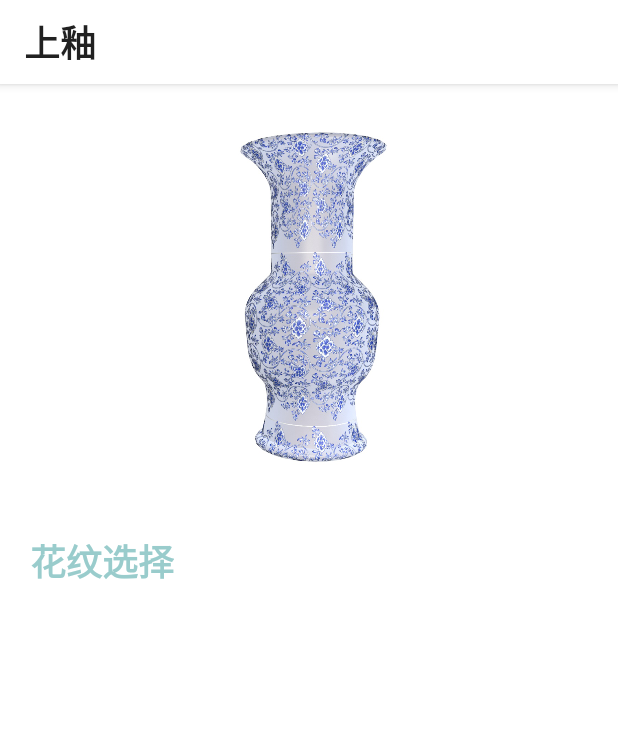
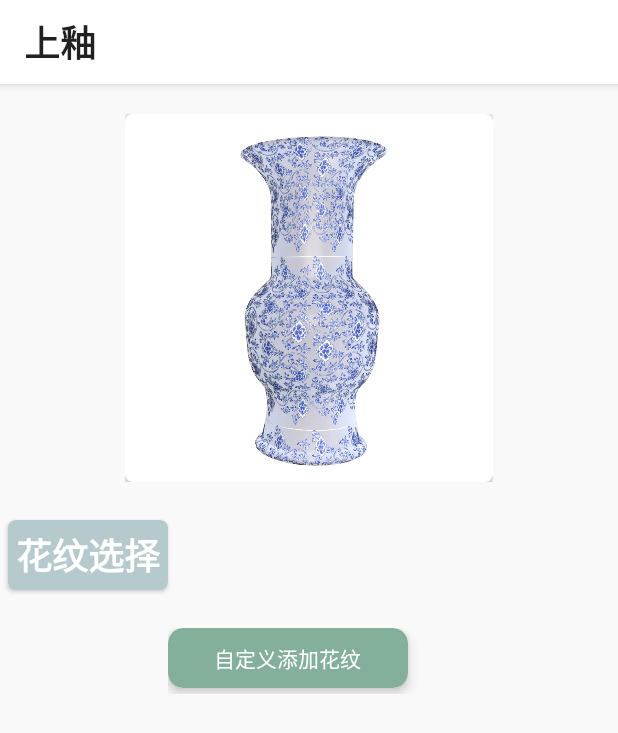
Before and after one commit to leiteorz/PorcelainApp, an Android app: the layout activity_diy_pattern.xml on its own in the app's theme, with its tools: preview values and no code run, on a phone screen of 412 x 824 dp. Shown: the top 733 px of the screen. Run offline under Robolectric (Android 15) with nearby library versions, the phone set to English and light mode, and no system bars.

Commit message:
细节修改

```diff
--- a/samples/ar-model-viewer/src/main/AndroidManifest.xml
+++ b/samples/ar-model-viewer/src/main/AndroidManifest.xml
@@ -76,7 +76,6 @@
             android:exported="true">
             <intent-filter>
                 <action android:name="android.intent.action.MAIN" />
-
                 <category android:name="android.intent.category.LAUNCHER" />
             </intent-filter>
         </activity> <!-- 启动页 -->
@@ -85,7 +84,6 @@
         <meta-data
             android:name="com.google.ar.core"
             android:value="required" />
-
         <provider
             android:name="androidx.core.content.FileProvider"
             android:authorities="com.example.chinaplus.cameraalbumtest.fileprovider"
@@ -96,5 +94,4 @@
                 android:resource="@xml/file_paths" />
         </provider>
     </application>
-
 </manifest>
--- a/samples/ar-model-viewer/src/main/java/com/android/china/view/SecondPageActivity.java
+++ b/samples/ar-model-viewer/src/main/java/com/android/china/view/SecondPageActivity.java
@@ -59,7 +59,6 @@ public class SecondPageActivity extends AppCompatActivity {
         initBinding();
         initNavigationStatus();
         initStatus();
-
         initMmkv();
         initTabLayout();
     }
--- a/samples/ar-model-viewer/src/main/java/com/android/china/view/TestFragment2.java
+++ b/samples/ar-model-viewer/src/main/java/com/android/china/view/TestFragment2.java
@@ -55,7 +55,6 @@ public class TestFragment2 extends Fragment {
     @Override
     public void onViewCreated(@NonNull View view, @Nullable Bundle savedInstanceState) {
         super.onViewCreated(view, savedInstanceState);
-        TextView textView = view.findViewById(R.id.tvtest);
-        textView.setText(mParam1);
+
     }
 }
--- a/samples/ar-model-viewer/src/main/res/layout/activity_diy_pattern.xml
+++ b/samples/ar-model-viewer/src/main/res/layout/activity_diy_pattern.xml
@@ -2,6 +2,7 @@
 <LinearLayout xmlns:android="http://schemas.android.com/apk/res/android"
     xmlns:app="http://schemas.android.com/apk/res-auto"
     xmlns:tools="http://schemas.android.com/tools"
+    android:background="@color/gray"
     android:layout_width="match_parent"
     android:id="@+id/patternLayout"
     android:orientation="vertical"
@@ -22,27 +23,69 @@
             app:title="上釉"
             app:titleTextAppearance="@style/toolbar_testStyle" />
     </com.google.android.material.appbar.AppBarLayout>
+    <LinearLayout
+        android:layout_margin="20dp"
+        android:layout_gravity="center"
+        android:background="@color/gray"
+        android:layout_width="wrap_content"
+        android:layout_height="wrap_content">
+        <androidx.cardview.widget.CardView
+            android:layout_width="245dp"
+            app:cardElevation="5dp"
+            app:cardBackgroundColor="#fff"
+            app:cardCornerRadius="5dp"
+            android:layout_height="245dp">
             <ImageView
-        android:layout_marginTop="20dp"
-        android:layout_gravity="center_horizontal"
-        android:src="@drawable/fengewei_1"
+                android:layout_margin="20dp"
+                android:layout_gravity="center"
+                android:src="@drawable/pic_1"
                 android:layout_width="240dp"
                 android:layout_height="240dp"/>
+        </androidx.cardview.widget.CardView>
+    </LinearLayout>
+    <androidx.cardview.widget.CardView
+        android:layout_margin="5dp"
+        app:cardBackgroundColor="#b6c9cd"
+        app:cardCornerRadius="5dp"
 
+        android:layout_width="wrap_content"
+        android:layout_height="wrap_content">
         <TextView
-        android:layout_marginLeft="20dp"
-        android:layout_marginTop="40dp"
+            android:layout_margin="5dp"
             android:layout_width="wrap_content"
             android:layout_height="wrap_content"
             android:gravity="center_vertical|center_horizontal"
             android:text="花纹选择"
             android:textSize="24dp"
-        android:textColor="#99CCCC"
+            android:textColor="#fff"
             android:textStyle="bold" />
+    </androidx.cardview.widget.CardView>
     <androidx.recyclerview.widget.RecyclerView
+        android:background="#b6c9cd"
         android:layout_marginTop="10dp"
         android:id="@+id/pattern_recyclerView"
         android:layout_width="match_parent"
-        android:layout_height="0dp"
-        android:layout_weight="1"/>
+        android:layout_height="wrap_content"
+        />
+    <LinearLayout
+        android:layout_width="188dp"
+        android:layout_margin="10dp"
+        android:layout_gravity="center"
+        android:layout_height="44dp">
+        <androidx.cardview.widget.CardView
+            android:layout_width="160dp"
+            app:cardCornerRadius="10dp"
+            app:cardElevation="5dp"
+            app:cardBackgroundColor="@color/green_wei"
+            android:layout_height="40dp">
+            <TextView
+                android:gravity="center"
+                android:layout_gravity="center"
+                android:text="自定义添加花纹"
+                android:textSize="14dp"
+                android:textColor="#fff"
+                android:layout_width="wrap_content"
+                android:layout_height="wrap_content"/>
+        </androidx.cardview.widget.CardView>
     </LinearLayout>
+</LinearLayout>
```
Also changed, not shown: samples/ar-model-viewer/src/main/java/com/android/china/view/DiyPatternActivity.java (+8 -3 lines), samples/ar-model-viewer/src/main/res/layout/activity_first_page.xml (+26 -24 lines), samples/ar-model-viewer/src/main/res/layout/diy_pattern_item.xml (+13 -9 lines), samples/ar-model-viewer/src/main/res/layout/fragment_test2.xml (+1 -8 lines), samples/ar-model-viewer/src/main/res/drawable/pattern_7.png (added), samples/ar-model-viewer/src/main/res/drawable/pic_1.png (renamed from samples/ar-model-viewer/src/main/res/drawable/fengewei_1.png), samples/ar-model-viewer/src/main/res/drawable/pic_2.png (added), samples/ar-model-viewer/src/main/res/drawable/shibie_1.jpg (added). Lines whose indentation alone changed are shown as unchanged.
